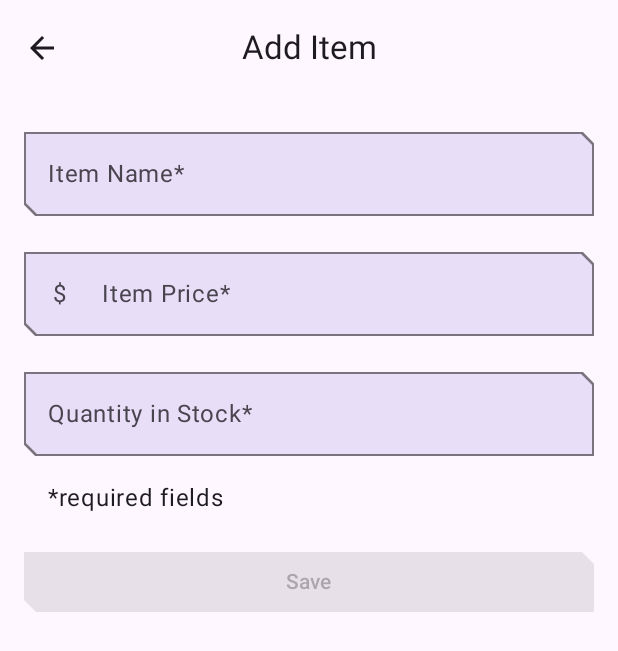
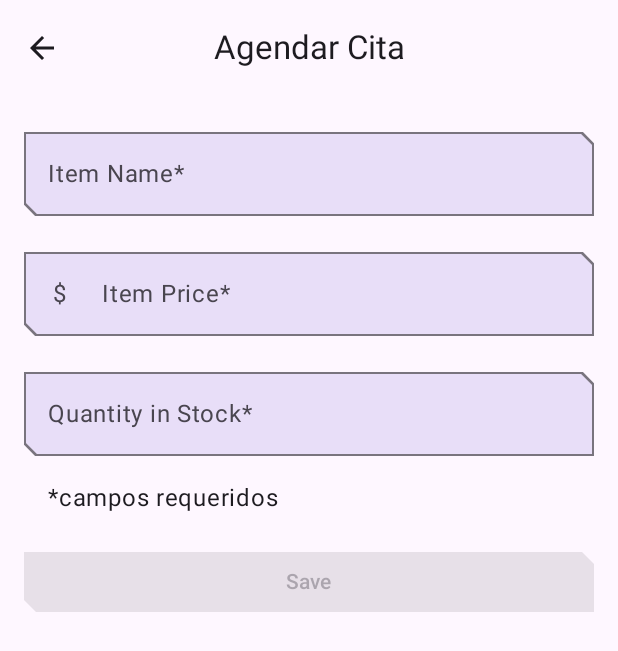
Before and after one commit to valery2698/ProyectoCitas, an Android app built with Jetpack Compose: the ItemEntryScreen screen opened through its navigation route, on a phone screen of 412 x 824 dp. Shown: the top 651 px of the screen. Run offline under Robolectric (Android 15) with nearby library versions, the phone set to English and light mode, and no system bars.

Commit message:
Cambio en los textos

```diff
--- a/app/src/main/res/values/strings.xml
+++ b/app/src/main/res/values/strings.xml
@@ -1,29 +1,15 @@
-<!--
-  ~ Copyright (C) 2023 The Android Open Source Project
-  ~
-  ~ Licensed under the Apache License, Version 2.0 (the "License");
-  ~ you may not use this file except in compliance with the License.
-  ~ You may obtain a copy of the License at
-  ~
-  ~     https://www.apache.org/licenses/LICENSE-2.0
-  ~
-  ~ Unless required by applicable law or agreed to in writing, software
-  ~ distributed under the License is distributed on an "AS IS" BASIS,
-  ~ WITHOUT WARRANTIES OR CONDITIONS OF ANY KIND, either express or implied.
-  ~ See the License for the specific language governing permissions and
-  ~ limitations under the License.
-  -->
+
 <resources>
-    <string name="app_name">Inventory</string>
+    <string name="app_name">Agenda</string>
     <string name="attention">Attention</string>
-    <string name="back_button">Back</string>
-    <string name="delete">Delete</string>
-    <string name="delete_question">Are you sure you want to delete?</string>
-    <string name="no_item_description">Oops!\nNo items in the inventory.\nTap + to add.</string>
-    <string name="edit_item_title">Edit Item</string>
-    <string name="item">Item</string>
-    <string name="item_detail_title">Item Details</string>
-    <string name="item_entry_title">Add Item</string>
+    <string name="back_button">Atras</string>
+    <string name="delete">Eliminar</string>
+    <string name="delete_question">Seguro que quiere eliminar la cita?</string>
+    <string name="no_item_description">Oops!\nNo tiene citas agendadas.\nClick + para agendar una cita.</string>
+    <string name="edit_item_title">Editar Cita</string>
+    <string name="item">Cita</string>
+    <string name="item_detail_title">Detalle Cita</string>
+    <string name="item_entry_title">Agendar Cita</string>
     <string name="item_name_req">Item Name*</string>
     <string name="item_price_req">Item Price*</string>
     <string name="no">No</string>
@@ -33,6 +19,6 @@
     <string name="quantity_req">Quantity in Stock*</string>
     <string name="save_action">Save</string>
     <string name="sell">Sell</string>
-    <string name="yes">Yes</string>
-    <string name="required_fields">*required fields</string>
+    <string name="yes">Si</string>
+    <string name="required_fields">*campos requeridos</string>
 </resources>
```
